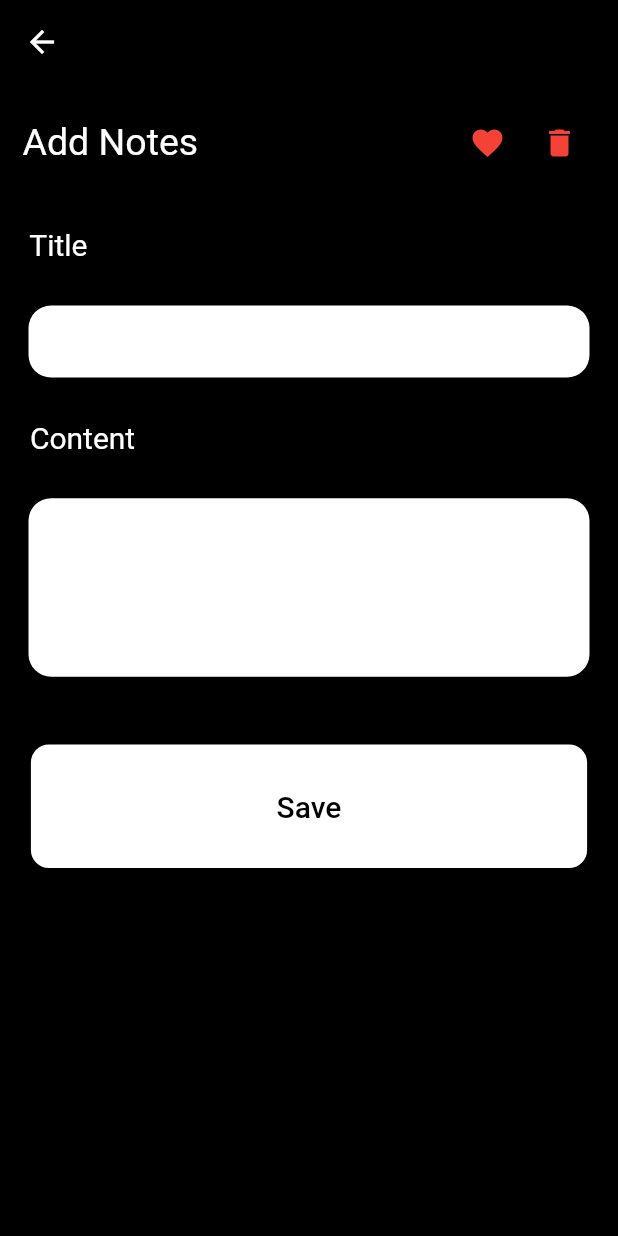
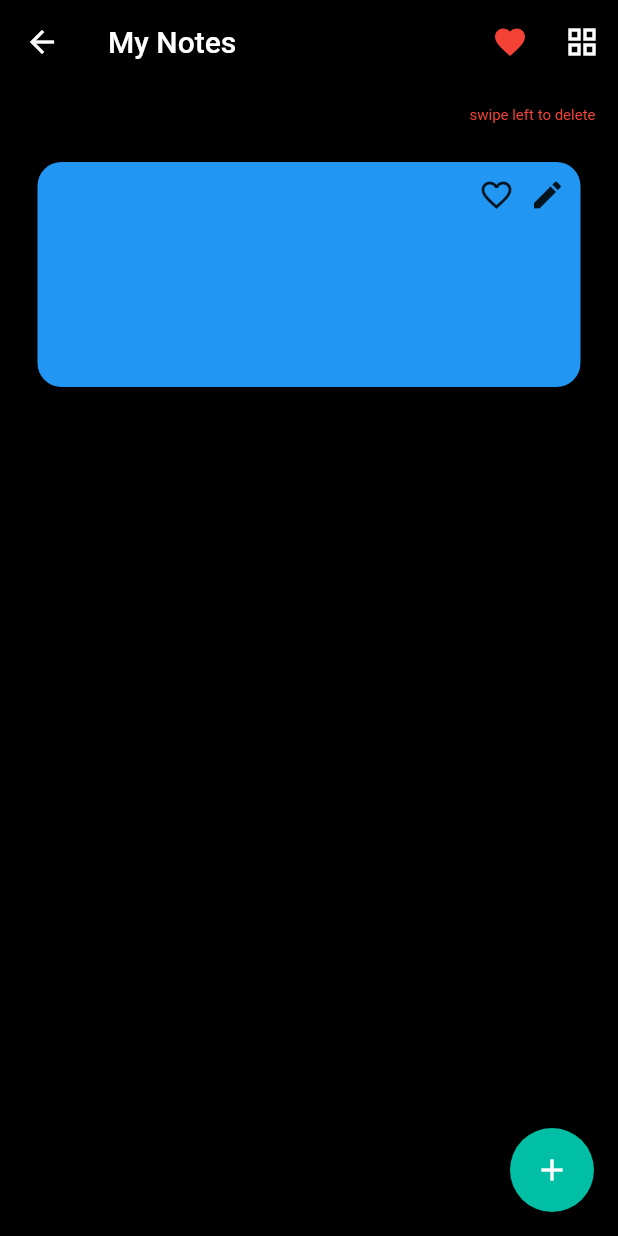
Before and after one commit to rokaia-ahmed/note_app, a Flutter app: the AddNote screen opened directly, after a tap on "Save", on a phone screen of 412 x 824 dp. Run offline on Flutter 3.47's test engine with Material 2 defaults, Android fonts, the phone set to English and light mode, and no system bars; our stand-ins replace bloc, flutter_bloc, sqflite; accounts and stored records are empty.

Commit message:
refactor 3

```diff
--- a/lib/controller/home/cubit.dart
+++ b/lib/controller/home/cubit.dart
@@ -1,8 +1,6 @@
 import 'package:bloc/bloc.dart';
 import 'package:notes/controller/home/states.dart';
 import 'package:notes/models/notes_model.dart';
-import 'package:sqflite/sqflite.dart';
-
 import '../../models/db_config.dart';
 
 class NotesCubit  extends Cubit<NotesStates>{
@@ -59,10 +57,10 @@ class NotesCubit  extends Cubit<NotesStates>{
     emit(NotesEmptyeDbState(isEmptyList));
   }
   }
-void insertToDb(String title,String content,int isFav)
+Future insertToDb(String title,String content,int isFav)async
 {
 
-sqldb.insertDatabase(title,content,isFav);
+await sqldb.insertDatabase(title,content,isFav);
 emit(NotesInsertDbState());
 getAllTask();
 
--- a/lib/main.dart
+++ b/lib/main.dart
@@ -24,7 +24,7 @@ class MyApp extends StatelessWidget {
           backgroundColor: Colors.black,
           primarySwatch: Colors.blue,
         ),
-        home: Home_screen(),
+        home:const HomeScreen(),
       ),
     );
   }
--- a/lib/views/screens/add_note.dart
+++ b/lib/views/screens/add_note.dart
@@ -2,8 +2,10 @@ import 'package:flutter/material.dart';
 import 'package:flutter_bloc/flutter_bloc.dart';
 import 'package:notes/controller/home/cubit.dart';
 import 'package:notes/controller/home/states.dart';
+import 'package:notes/views/screens/home_screen.dart';
 
 import 'favourite_screen.dart';
+
 
 class AddNote extends StatelessWidget {
   AddNote({Key? key}) : super(key: key);
@@ -33,20 +35,20 @@ class AddNote extends StatelessWidget {
                 children: [
                   Row(
                     children: [
-                      Expanded(
+                     const Expanded(
                           flex: 4,
                           child: Text(
                             "Add Notes",
                             style: TextStyle(color: Colors.white, fontSize: 25),
                           )),
                       IconButton(
-                        icon: Icon(
+                        icon:const Icon(
                           Icons.favorite,
                           color: Colors.red,
                         ),
                         onPressed: () {
                           Navigator.push(context, MaterialPageRoute(builder: (v) {
-                            return Faviourte_screen();
+                            return const FavouriteScreen();
                           }));
                         },
                       ),
@@ -54,7 +56,7 @@ class AddNote extends StatelessWidget {
                           onPressed: () {
 
                           },
-                          icon: Icon(
+                          icon:const Icon(
                             Icons.delete,
                             color: Colors.red,
                           )),
@@ -63,7 +65,7 @@ class AddNote extends StatelessWidget {
                   SizedBox(
                     height: height * 0.04,
                   ),
-                  Text(
+                 const Text(
                     " Title",
                     style: TextStyle(color: Colors.white, fontSize: 20),
                   ),
@@ -76,7 +78,7 @@ class AddNote extends StatelessWidget {
                       borderRadius: BorderRadius.circular(15.0),
                     ),
                     child: TextFormField(
-                      decoration: InputDecoration(
+                      decoration:const InputDecoration(
                         border: UnderlineInputBorder(
                           borderSide: BorderSide.none,
                         ),
@@ -87,7 +89,7 @@ class AddNote extends StatelessWidget {
                   SizedBox(
                     height: height * 0.03,
                   ),
-                  Text(
+                 const Text(
                     " Content",
                     style: TextStyle(color: Colors.white, fontSize: 20),
                   ),
@@ -100,7 +102,7 @@ class AddNote extends StatelessWidget {
                       borderRadius: BorderRadius.circular(15.0),
                     ),
                     child: TextFormField(
-                      decoration: InputDecoration(
+                      decoration:const InputDecoration(
                         border: UnderlineInputBorder(
                           borderSide: BorderSide.none,
                         ),
@@ -122,12 +124,13 @@ class AddNote extends StatelessWidget {
                             titleController.text,
                             contentController.text,
                             0,
-                          );
+                          ).then((value){
+                            Navigator.push(context,MaterialPageRoute(
+                                builder:(context)=> const HomeScreen(),
+                            ),
+                            );
+                          });
                         },
-                        child: Text(
-                          'Save',
-                          style: TextStyle(color: Colors.black, fontSize: 20),
-                        ),
                         style: ElevatedButton.styleFrom(
                           onPrimary: Colors.black,
                           primary: Colors.white,
@@ -135,6 +138,10 @@ class AddNote extends StatelessWidget {
                             borderRadius: BorderRadius.circular(12),
                             // <-- Radius
                           ),
+                        ),
+                        child: const Text(
+                          'Save',
+                          style: TextStyle(color: Colors.black, fontSize: 20),
                         ),
                       ),
                     ),
--- a/lib/views/screens/home_screen.dart
+++ b/lib/views/screens/home_screen.dart
@@ -8,12 +8,14 @@ import 'package:notes/views/widgets/listViewItem.dart';
 import 'add_note.dart';
 import 'favourite_screen.dart';
 
-class Home_screen extends StatefulWidget {
+class HomeScreen extends StatefulWidget {
+  const HomeScreen({Key? key}) : super(key: key);
+
   @override
-  _Home_screenState createState() => _Home_screenState();
+  _HomeScreenState createState() => _HomeScreenState();
 }
 
-class _Home_screenState extends State<Home_screen> {
+class _HomeScreenState extends State<HomeScreen> {
   List<NoteModel>? allNotes;
   bool isListView = true;
 
@@ -40,7 +42,7 @@ class _Home_screenState extends State<Home_screen> {
             onPressed: () {
 
               Navigator.push(context, MaterialPageRoute(builder: (v) {
-                return Faviourte_screen();
+                return const FavouriteScreen();
               }));
             },
           ),
@@ -56,9 +58,8 @@ class _Home_screenState extends State<Home_screen> {
       body: buildBody(),
       floatingActionButton: FloatingActionButton(
         backgroundColor: lightGreen,
-        child: Icon(Icons.add_outlined),
+        child:const Icon(Icons.add_outlined),
         onPressed: () {
-          print('tuyrtytwe');
           Navigator.push(
             context,
             MaterialPageRoute(
@@ -93,7 +94,7 @@ class _Home_screenState extends State<Home_screen> {
                     shrinkWrap: true,
                     itemCount: allNotes!.length,
                     itemBuilder: (BuildContext context, int index) {
-                      return listViewItem(
+                      return ListViewItem(
                         note: allNotes![index],
                       );
                     },
@@ -113,7 +114,7 @@ class _Home_screenState extends State<Home_screen> {
                     padding: EdgeInsets.zero,
                     itemCount: allNotes!.length,
                     itemBuilder: (BuildContext context, int index) {
-                      return listViewItem(note: allNotes![index]);
+                      return ListViewItem(note: allNotes![index]);
                     },
                   ))
             ],
--- a/lib/views/widgets/listViewItem.dart
+++ b/lib/views/widgets/listViewItem.dart
@@ -5,25 +5,25 @@ import 'package:notes/models/notes_model.dart';
 import '../../controller/home/cubit.dart';
 import '../screens/edit_screen.dart';
 
-class listViewItem extends StatelessWidget {
+class ListViewItem extends StatelessWidget {
 
-  NoteModel note;
-  listViewItem({required this.note});
+ final NoteModel note;
+ const ListViewItem({Key? key, required this.note}) : super(key: key);
   @override
   Widget build(BuildContext context) {
 
     return Dismissible(
       background: buildSwipeActionRight(),
-      key: Key('id'),
+      key: const Key('id'),
       onDismissed: (direction){
         //NotesCubit.get(context).deleteData(note?.id);
-        BlocProvider.of<NotesCubit>(context).deleteData(note.id);
+        BlocProvider.of<NotesCubit>(context).deleteData(note.id!);
       },
       child: Container(
         width: double.infinity,
         // margin: EdgeInsets.all(10),
-        margin: EdgeInsets.all(10),
-        padding: EdgeInsets.all(10),
+        margin:const EdgeInsets.all(10),
+        padding:const EdgeInsets.all(10),
         height: 150,
         decoration: BoxDecoration(
             borderRadius: BorderRadius.circular(16), color: Colors.blue),
@@ -36,10 +36,10 @@ class listViewItem extends StatelessWidget {
               children: [
                 Text(
                   note.title!,
-                  style: TextStyle(
+                  style:const TextStyle(
                       color: Colors.white, fontWeight: FontWeight.bold),
                 ),
-                Spacer(),
+                 const Spacer(),
                 InkWell(
                   onTap: (){
 
@@ -52,7 +52,7 @@ class listViewItem extends StatelessWidget {
                   },
                   child:   note.isaFavorite==0?
                   const Icon(Icons.favorite_border):
-                  Icon(Icons.favorite,color: Colors.red,),
+                 const Icon(Icons.favorite,color: Colors.red,),
                 ),
                const SizedBox(width: 10),
                 InkWell(
@@ -63,7 +63,7 @@ class listViewItem extends StatelessWidget {
                     );
 
                   } ,
-                  child: Icon(Icons.edit,
+                  child: const Icon(Icons.edit,
                     // size: 12,
                   ),
                 ),
@@ -86,8 +86,8 @@ class listViewItem extends StatelessWidget {
 
   Widget buildSwipeActionRight() => Container(
         alignment: Alignment.centerRight,
-        padding: EdgeInsets.symmetric(horizontal: 20),
+        padding:const EdgeInsets.symmetric(horizontal: 20),
         color: Colors.red,
-        child: Icon(Icons.delete_forever, color: Colors.white, size: 32),
+        child:const Icon(Icons.delete_forever, color: Colors.white, size: 32),
       );
 }
```
Also changed, not shown: lib/views/screens/edit_screen.dart (+9 -11 lines), lib/views/screens/favourite_screen.dart (+7 -9 lines), pubspec.lock (added).
